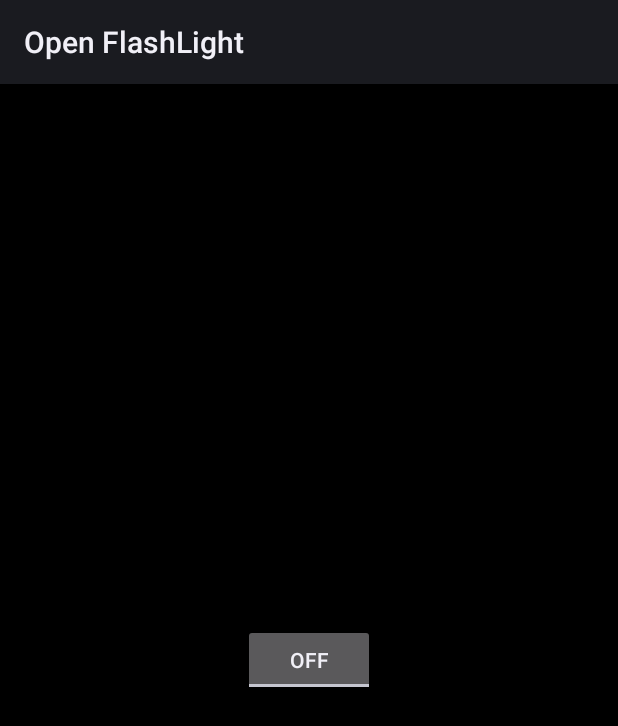
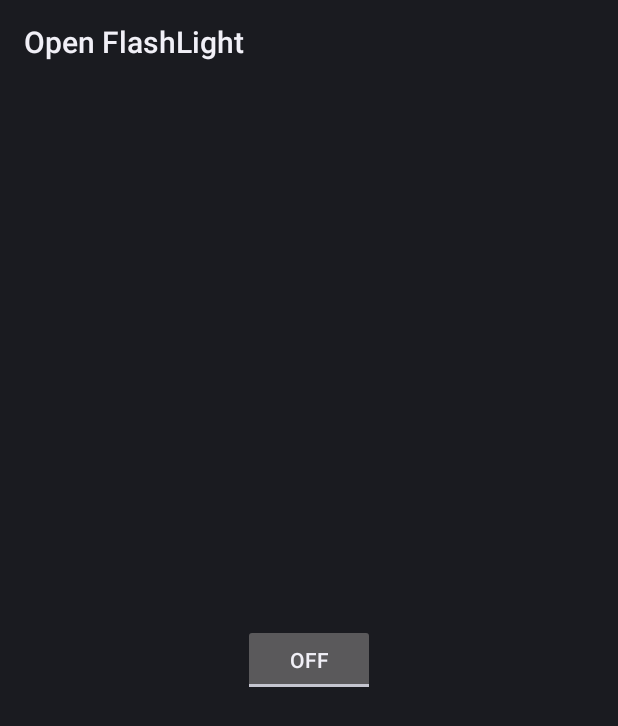
Before and after one commit to sanbeg/flashlight, an Android app: the screen it shows after launch (FlashLightActivity), after a tap on "ON", on a phone screen of 412 x 824 dp. Shown: the top 726 px of the screen. Run offline under Robolectric (Android 15) with nearby library versions, the phone set to English and light mode, and no system bars; 1 other tap on this screen came first.

Commit message:
bump version

```diff
--- a/app/src/main/AndroidManifest.xml
+++ b/app/src/main/AndroidManifest.xml
@@ -1,10 +1,10 @@
 <?xml version="1.0" encoding="utf-8"?>
 <manifest xmlns:android="http://schemas.android.com/apk/res/android"
     package="io.github.sanbeg.flashlight"
-    android:versionCode="3"
-    android:versionName="1.1.1" >
+    android:versionCode="4"
+    android:versionName="1.2.0" >
 
-    <uses-sdk android:minSdkVersion="8" android:targetSdkVersion="10"/>
+    <uses-sdk android:minSdkVersion="8" android:targetSdkVersion="19"/>
 
 	<uses-permission android:name="android.permission.CAMERA" />
 	<uses-permission android:name="android.permission.FLASHLIGHT" />
--- a/app/src/main/java/io/github/sanbeg/flashlight/FlashLightActivity.java
+++ b/app/src/main/java/io/github/sanbeg/flashlight/FlashLightActivity.java
@@ -2,6 +2,7 @@ package io.github.sanbeg.flashlight;
 
 import android.app.Activity;
 import android.graphics.Color;
+import android.graphics.drawable.Drawable;
 import android.os.Bundle;
 import android.view.View;
 import android.widget.ToggleButton;
@@ -10,6 +11,7 @@ public class FlashLightActivity extends Activity {
     private final Flash flash = new Flash();
     private View background;
     private ToggleButton theButton;
+    private Drawable dark;
 
     /** Called when the activity is first created. */
     @Override
@@ -18,6 +20,7 @@ public class FlashLightActivity extends Activity {
         setContentView(R.layout.main);
         background = findViewById(R.id.backgroundLayout);
         background.setOnLongClickListener(new LongClickListener());
+        dark = background.getBackground();
         theButton = (ToggleButton) findViewById(R.id.flashlightButton);
     }
 
@@ -30,7 +33,7 @@ public class FlashLightActivity extends Activity {
             theButton.setKeepScreenOn(true);
             background.setBackgroundColor(Color.WHITE);
         } else {
-            background.setBackgroundColor(Color.BLACK);
+            background.setBackgroundDrawable(dark);
         }
     }
 
@@ -50,7 +53,7 @@ public class FlashLightActivity extends Activity {
             //flash.off();
             flash.close();
             v.setKeepScreenOn(false);
-            background.setBackgroundColor(Color.BLACK);
+            background.setBackgroundDrawable(dark);
         }
     }
 
```
